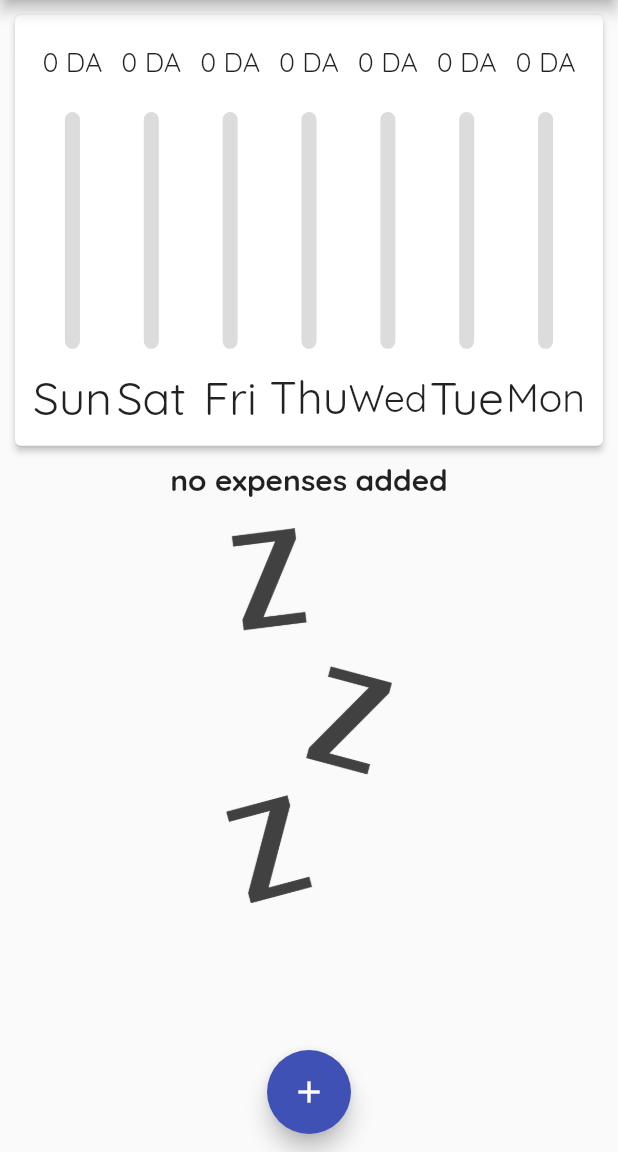
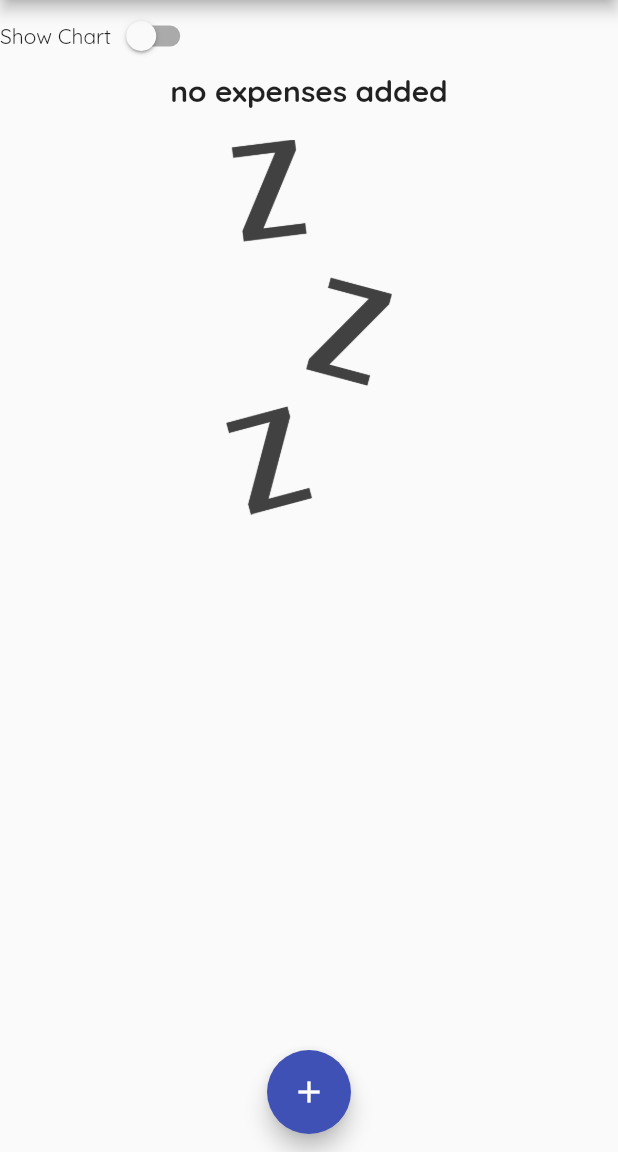
Before and after one commit to 0neman/expensescontrol, a Flutter app: the screen it shows after launch, on a phone screen of 412 x 824 dp, the part 84-1236 px from its top. Run offline on Flutter 3.47's test engine with Material 2 defaults, Android fonts, the phone set to English and light mode, and no system bars.

Commit message:
some new

```diff
--- a/lib/main.dart
+++ b/lib/main.dart
@@ -1,10 +1,16 @@
 import 'package:flutter/material.dart';
+import 'package:flutter/services.dart';
 import './widgets/new_transaction.dart';
 import './models/transaction.dart';
 import './widgets/transaction_list.dart';
 import './widgets/chart.dart';
 
-void main() => runApp(MyApp());
+void main() {
+  // WidgetsFlutterBinding.ensureInitialized();
+  // SystemChrome.setPreferredOrientations(
+  //     [DeviceOrientation.portraitUp, DeviceOrientation.portraitDown]);
+  runApp(MyApp());
+}
 
 class MyApp extends StatelessWidget {
   @override
@@ -29,6 +35,8 @@ class MyHomePage extends StatefulWidget {
 class _MyHomePageState extends State<MyHomePage> {
   @override
   final List<Transaction> _userTransaction = [];
+
+  bool _showChart = false;
 
   List<Transaction> get _recentTransactions {
     return _userTransaction.where((tx) {
@@ -87,17 +95,31 @@ class _MyHomePageState extends State<MyHomePage> {
       body: SingleChildScrollView(
         child: Column(
           children: [
-            Container(
+            Row(
+              children: [
+                Text("Show Chart"),
+                Switch(
+                  value: _showChart,
+                  onChanged: (value) {
+                    setState(() {
+                      _showChart = value;
+                    });
+                  },
+                )
+              ],
+            ),
+            _showChart
+                ? Container(
                     height: (MediaQuery.of(context).size.height -
                             appBar.preferredSize.height -
                             MediaQuery.of(context).padding.top) *
-                    0.4,
-                child: Chart(_recentTransactions)),
-            Container(
+                        0.3,
+                    child: Chart(_recentTransactions))
+                : Container(
                     height: (MediaQuery.of(context).size.height -
                             appBar.preferredSize.height -
                             MediaQuery.of(context).padding.top) *
-                    0.6,
+                        0.7,
                     child: TransactionList(_userTransaction, deleteTransaction))
           ],
         ),
--- a/lib/widgets/chart_bar.dart
+++ b/lib/widgets/chart_bar.dart
@@ -51,7 +51,7 @@ class ChartBar extends StatelessWidget {
             height: Constraints.maxHeight * 0.05,
           ),
           Container(
-              height: Constraints.maxHeight * 0.15,
+              height: Constraints.maxHeight * 0.10,
               child: FittedBox(child: Text(label))),
         ],
       );
```
Lines whose indentation alone changed are shown as unchanged.
